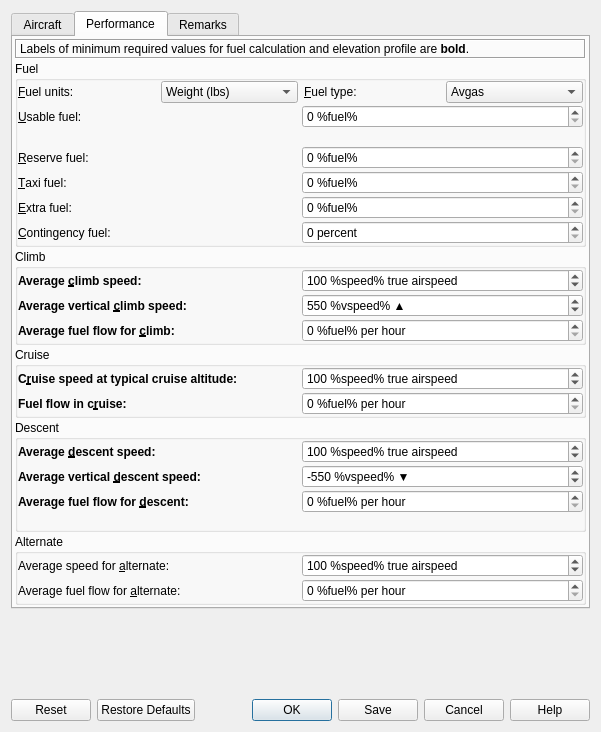
Old version of the form src/perf/aircraftperfdialog.ui in the repository albar965/littlenavmap.
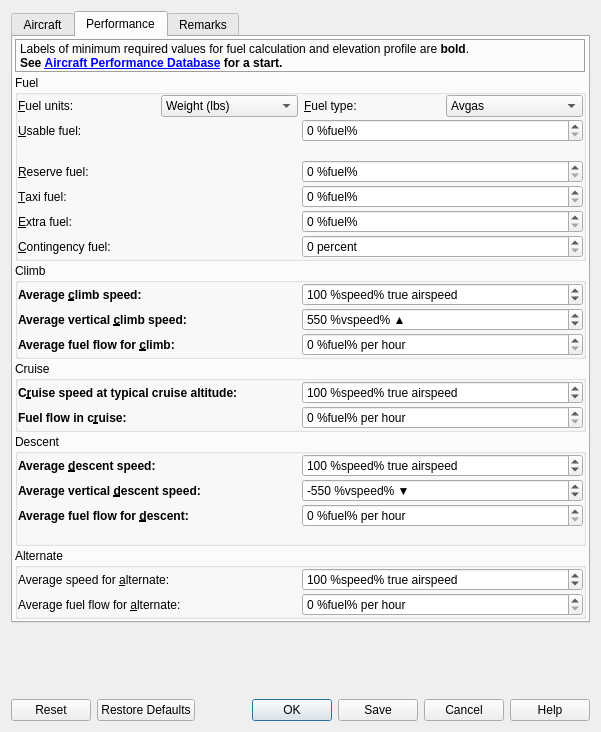
New version of the form. The open tabs and pages were chosen to show the change.

What changed in the file:
```diff
--- a/src/perf/aircraftperfdialog.ui
+++ b/src/perf/aircraftperfdialog.ui
@@ -278,7 +278,9 @@
           <enum>QFrame::Sunken</enum>
          </property>
          <property name="text">
-          <string>Labels of minimum required values for fuel calculation and elevation profile are &lt;b&gt;bold&lt;/b&gt;.</string>
+          <string>Labels of minimum required values for fuel calculation and elevation profile are &lt;b&gt;bold&lt;/b&gt;.&lt;br/&gt;
+
+&lt;b&gt;See &lt;a href=&quot;https://contentzone.eurocontrol.int/aircraftperformance/default.aspx?&quot;&gt;Aircraft Performance Database&lt;/a&gt; for a start.&lt;/b&gt;</string>
          </property>
          <property name="wordWrap">
           <bool>true</bool>
```
Left out of the diff: 6 changed lines with no effect on the pictures.
